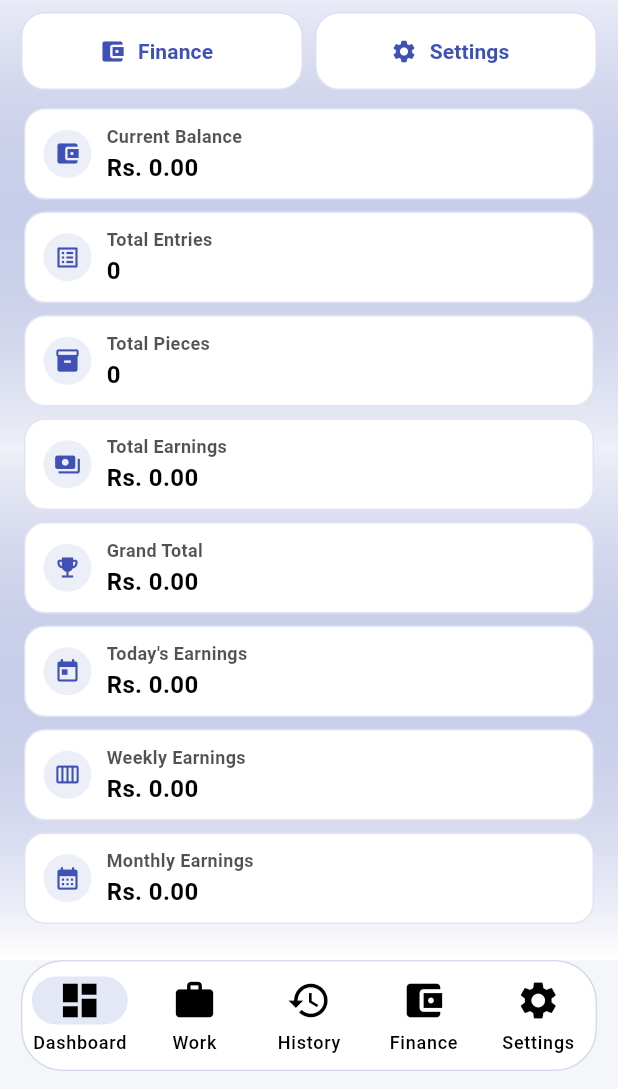
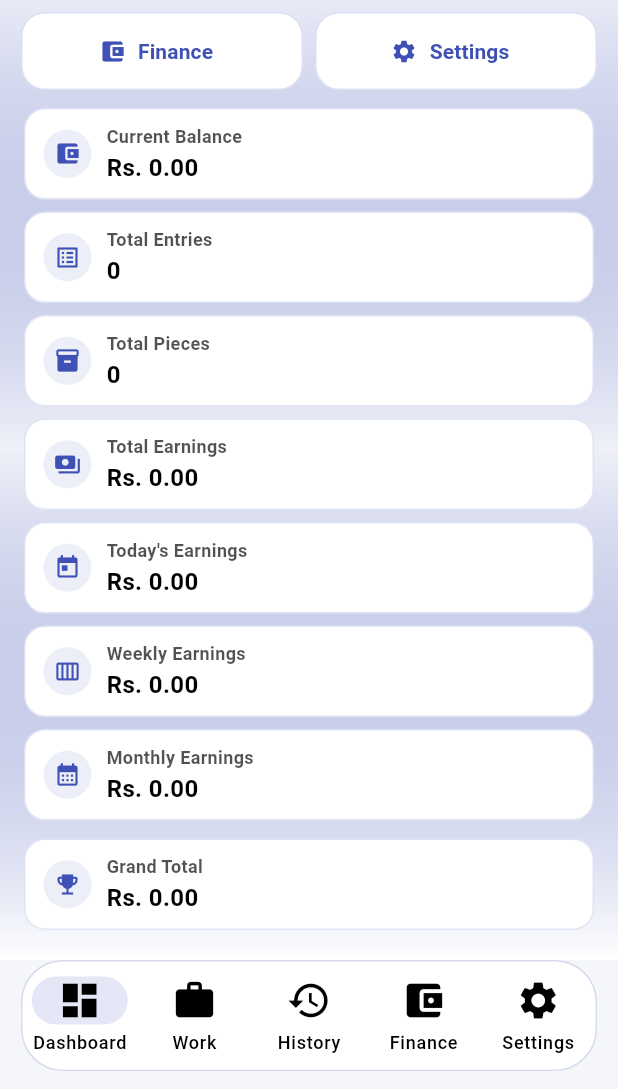
Before and after one commit to rasheed113/apk_diary, a Flutter app: the screen it shows after launch, scrolled down 324 dp, on a phone screen of 412 x 824 dp, the part 147-1236 px from its top. Run offline on Flutter 3.47's test engine with Material 3 defaults, Android fonts, the phone set to English and light mode, and no system bars; our stand-ins replace image_picker, marquee, sqflite, sqflite_common_ffi; accounts and stored records are empty.

Commit message:
Fix dashboard Grand Total placement and history navigation

```diff
--- a/lib/dashboard_page.dart
+++ b/lib/dashboard_page.dart
@@ -335,6 +335,26 @@ class _DashboardPageState extends State<DashboardPage> {
               ),
               buildCard(title: 'Total Pieces', value: totalPieces.toString(), icon: Icons.inventory_2),
               buildCard(title: 'Total Earnings', value: 'Rs. ${totalEarning.toStringAsFixed(2)}', icon: Icons.payments),
+              buildCard(title: "Today's Earnings", value: 'Rs. ${todayEarning.toStringAsFixed(2)}', icon: Icons.today),
+              buildCard(
+                title: 'Weekly Earnings',
+                value: 'Rs. ${weeklyEarning.toStringAsFixed(2)}',
+                icon: Icons.calendar_view_week,
+                onTap: () => Navigator.push(
+                  context,
+                  MaterialPageRoute(builder: (_) => const HistoryPage()),
+                ),
+              ),
+              buildCard(
+                title: 'Monthly Earnings',
+                value: 'Rs. ${monthlyEarning.toStringAsFixed(2)}',
+                icon: Icons.calendar_month,
+                onTap: () => Navigator.push(
+                  context,
+                  MaterialPageRoute(builder: (_) => const HistoryPage()),
+                ),
+              ),
+              const SizedBox(height: 4),
               buildCard(
                 title: 'Grand Total',
                 value: 'Rs. ${totalEarning.toStringAsFixed(2)}',
@@ -344,25 +364,6 @@ class _DashboardPageState extends State<DashboardPage> {
                   MaterialPageRoute(builder: (_) => const HistoryPage()),
                 ),
               ),
-              buildCard(title: "Today's Earnings", value: 'Rs. ${todayEarning.toStringAsFixed(2)}', icon: Icons.today),
-              buildCard(
-                title: 'Weekly Earnings',
-                value: 'Rs. ${weeklyEarning.toStringAsFixed(2)}',
-                icon: Icons.calendar_view_week,
-                onTap: () => Navigator.push(
-                  context,
-                  MaterialPageRoute(builder: (_) => const HistoryPage(initialFilter: 'This Week')),
-                ),
-              ),
-              buildCard(
-                title: 'Monthly Earnings',
-                value: 'Rs. ${monthlyEarning.toStringAsFixed(2)}',
-                icon: Icons.calendar_month,
-                onTap: () => Navigator.push(
-                  context,
-                  MaterialPageRoute(builder: (_) => const HistoryPage(initialFilter: 'This Month')),
-                ),
-              ),
             ],
           ),
         ),
```
